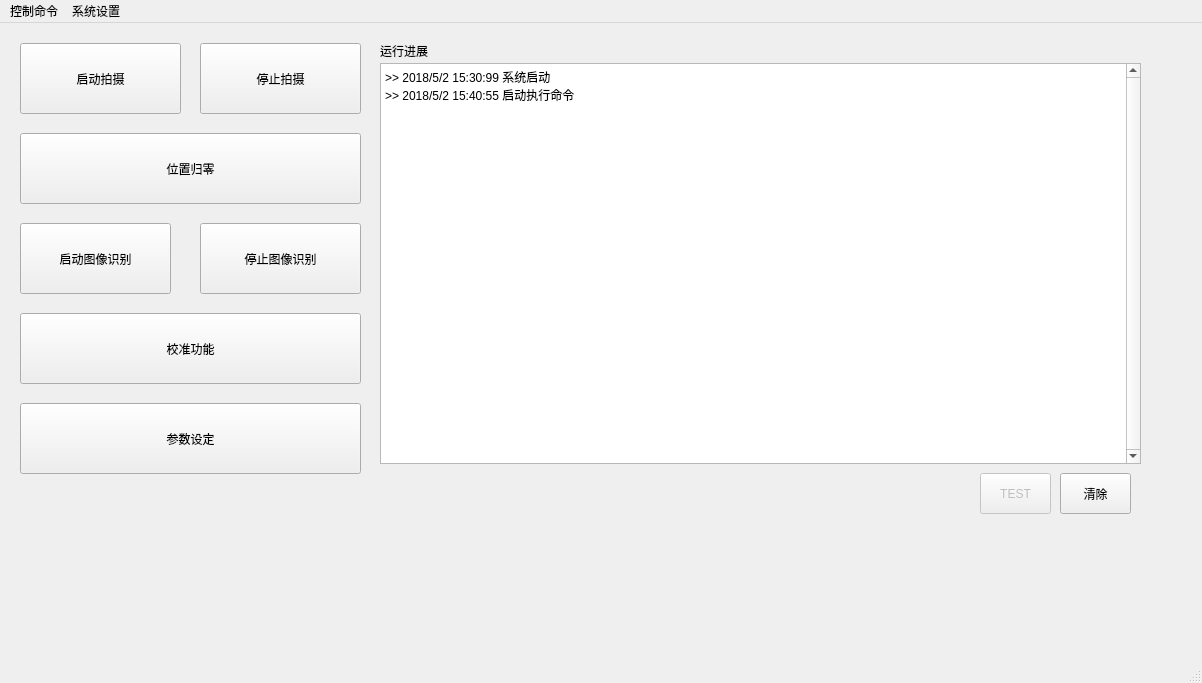
The window that cebs/form_qt/cebsMainForm.ui (Baxianxiahai/med) describes before a commit, drawn with Qt 5.
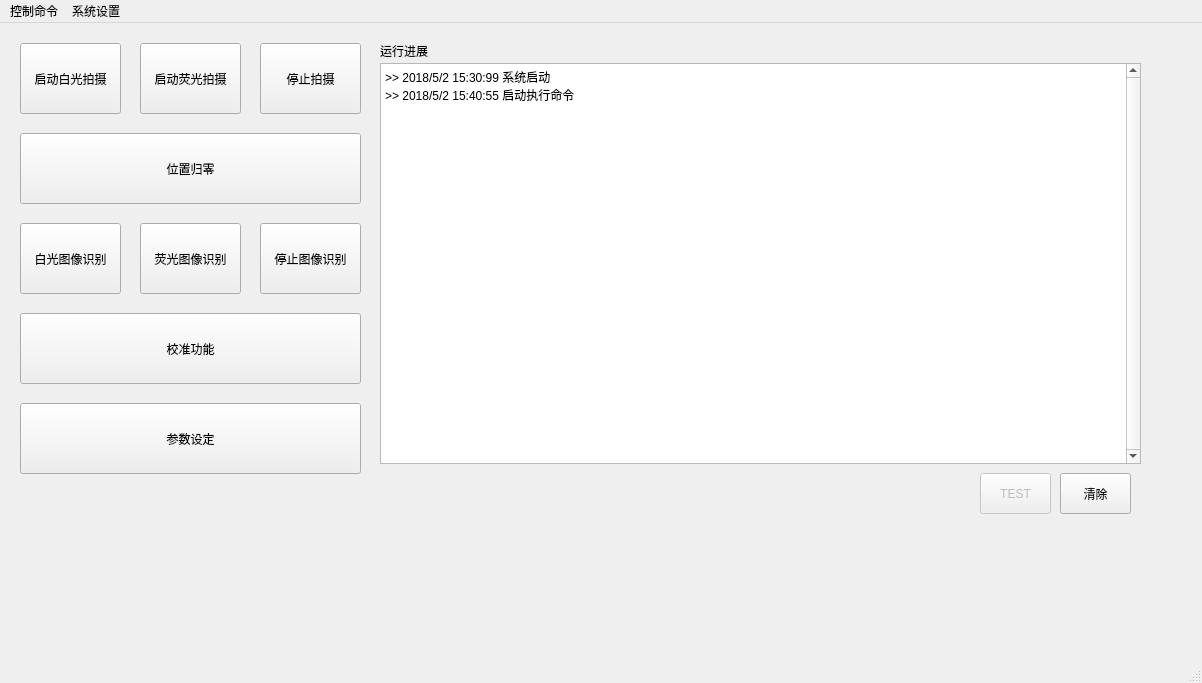
The same window after the commit.

What changed in the file:
```diff
--- a/cebs/form_qt/cebsMainForm.ui
+++ b/cebs/form_qt/cebsMainForm.ui
@@ -76,12 +76,12 @@
      <rect>
       <x>20</x>
       <y>20</y>
-      <width>161</width>
+      <width>101</width>
       <height>71</height>
      </rect>
     </property>
     <property name="text">
-     <string>启动拍摄</string>
+     <string>启动白光拍摄</string>
     </property>
    </widget>
    <widget class="QLabel" name="label_runProgress">
@@ -100,9 +100,9 @@
    <widget class="QPushButton" name="pushButton_ctrl_stop">
     <property name="geometry">
      <rect>
-      <x>200</x>
+      <x>260</x>
       <y>20</y>
-      <width>161</width>
+      <width>101</width>
       <height>71</height>
      </rect>
     </property>
@@ -170,20 +170,20 @@
      <rect>
       <x>20</x>
       <y>200</y>
-      <width>151</width>
+      <width>101</width>
       <height>71</height>
      </rect>
     </property>
     <property name="text">
-     <string>启动图像识别</string>
+     <string>白光图像识别</string>
     </property>
    </widget>
    <widget class="QPushButton" name="pushButton_ctrl_vclas_stop">
     <property name="geometry">
      <rect>
-      <x>200</x>
+      <x>260</x>
       <y>200</y>
-      <width>161</width>
+      <width>101</width>
       <height>71</height>
      </rect>
     </property>
@@ -204,6 +204,32 @@
      <string>参数设定</string>
     </property>
    </widget>
+   <widget class="QPushButton" name="pushButton_ctrl_start_flu">
+    <property name="geometry">
+     <rect>
+      <x>140</x>
+      <y>20</y>
+      <width>101</width>
+      <height>71</height>
+     </rect>
+    </property>
+    <property name="text">
+     <string>启动荧光拍摄</string>
+    </property>
+   </widget>
+   <widget class="QPushButton" name="pushButton_ctrl_vclas_start_flu">
+    <property name="geometry">
+     <rect>
+      <x>140</x>
+      <y>200</y>
+      <width>101</width>
+      <height>71</height>
+     </rect>
+    </property>
+    <property name="text">
+     <string>荧光图像识别</string>
+    </property>
+   </widget>
   </widget>
   <widget class="QMenuBar" name="menubar">
    <property name="geometry">
```
Left out of the diff: 60 changed lines with no effect on the pictures.
